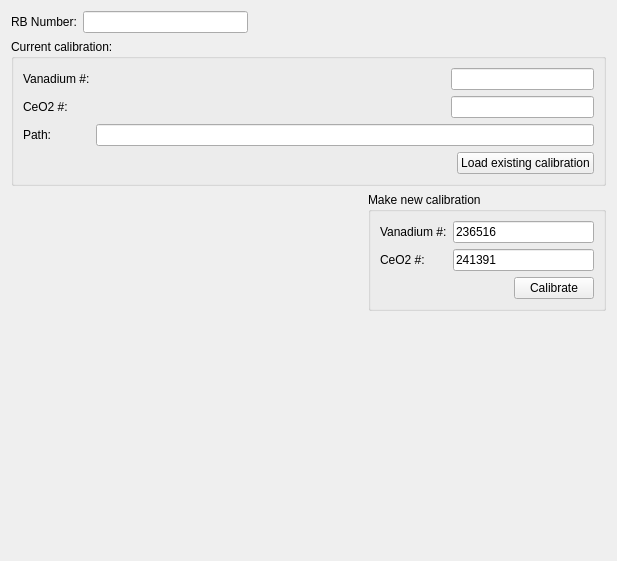
First picture: the form in Code/Mantid/MantidQt/CustomInterfaces/inc/MantidQtCustomInterfaces/EnggDiffraction/EnggDiffractionQtTabCalib.ui, repository mantidproject/mantid, before the edit.
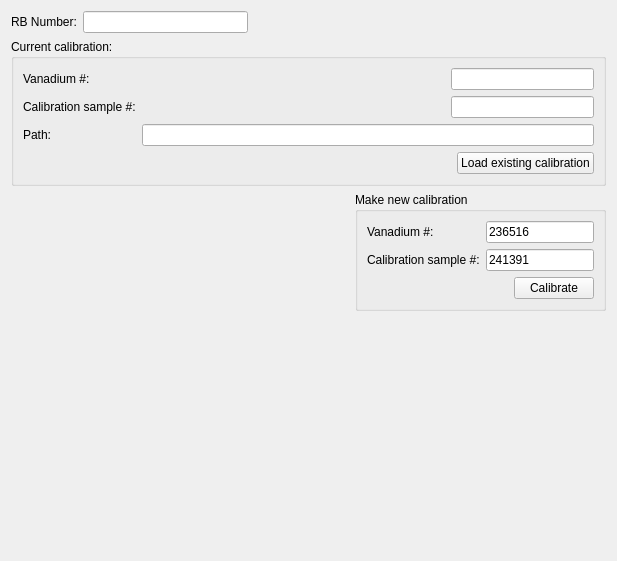
Second picture: the form after the edit.

Commit message: change of ceo2 -> calibration sample, re #12610

Patch:
```diff
--- a/Code/Mantid/MantidQt/CustomInterfaces/inc/MantidQtCustomInterfaces/EnggDiffraction/EnggDiffractionQtTabCalib.ui
+++ b/Code/Mantid/MantidQt/CustomInterfaces/inc/MantidQtCustomInterfaces/EnggDiffraction/EnggDiffractionQtTabCalib.ui
@@ -84,7 +84,7 @@
       <item row="1" column="0">
        <widget class="QLabel" name="label_ceria_num">
         <property name="text">
-         <string>CeO2 #:</string>
+         <string>Calibration sample #:</string>
         </property>
        </widget>
       </item>
@@ -185,7 +185,7 @@
         <item row="1" column="0">
          <widget class="QLabel" name="label_new_ceria_num">
           <property name="text">
-           <string>CeO2 #:</string>
+           <string>Calibration sample #:</string>
           </property>
          </widget>
         </item>
```
The commit also changes 1 other file.
